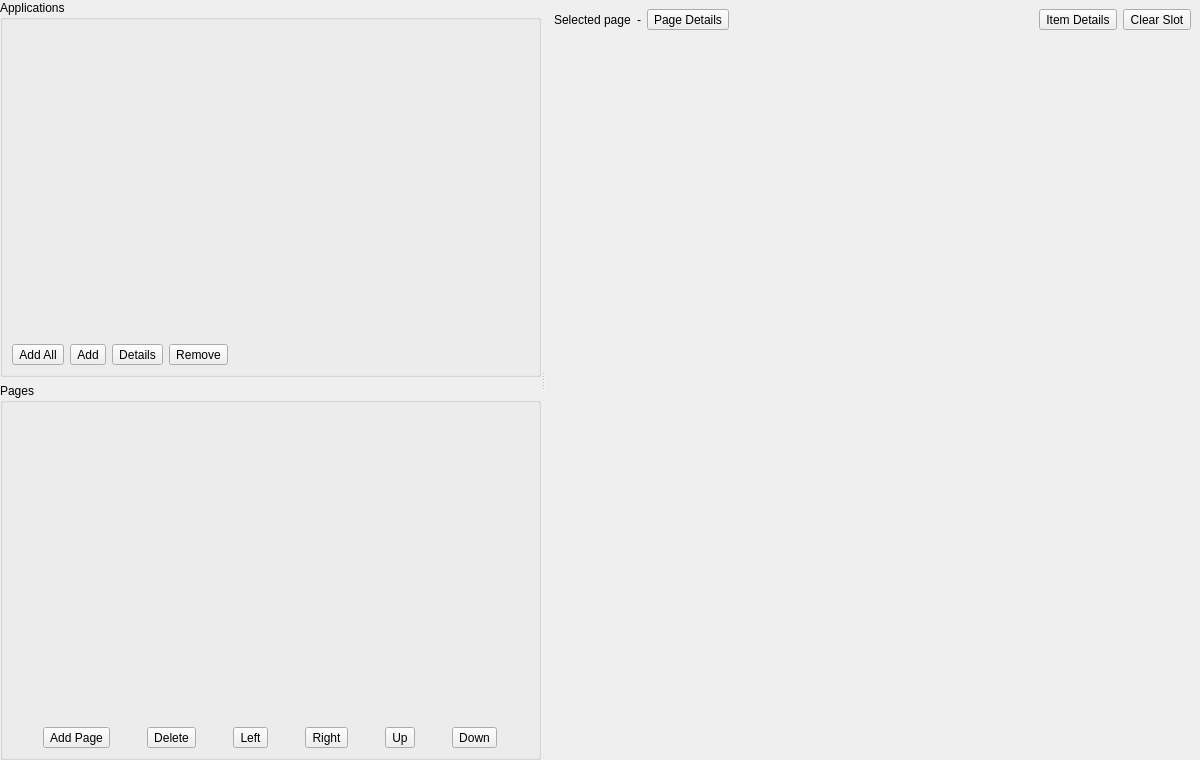
Old version of the form ui/settings/Apps.ui in the repository OpenFairWind/FairWindSK.
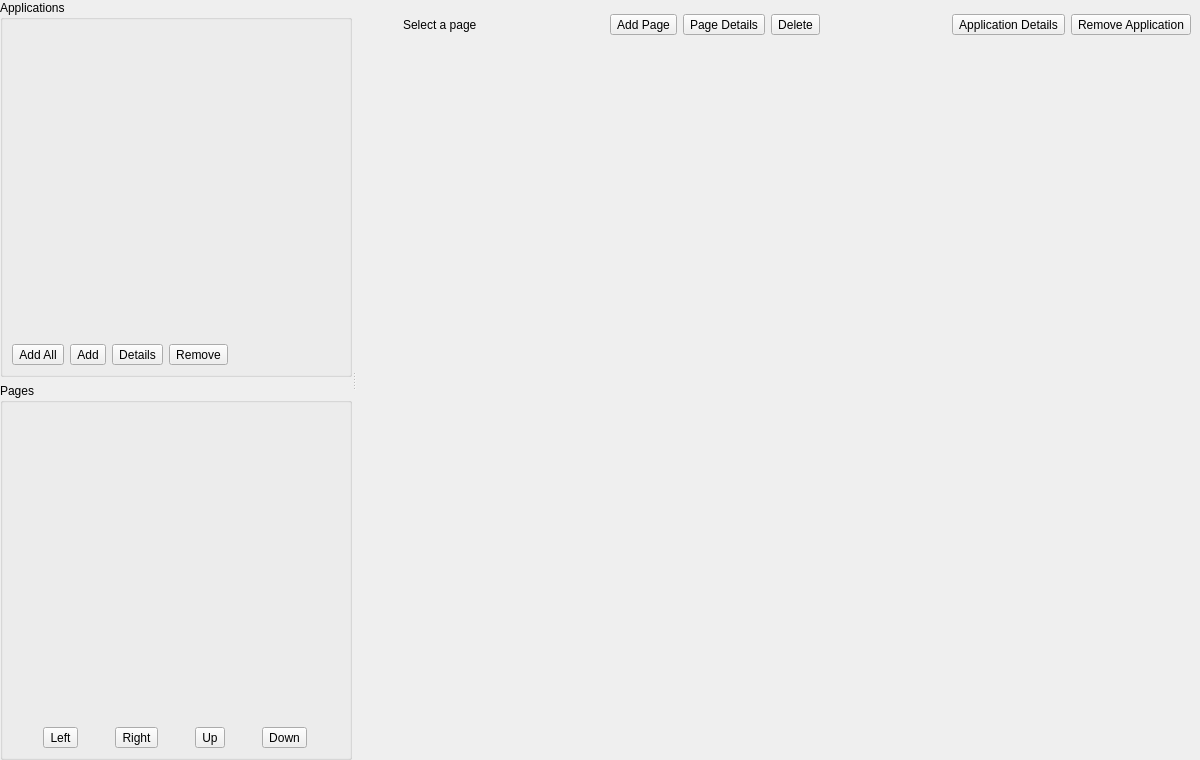
New version of the form. Icons and pictures are not drawn.

Commit message: Refine Apps settings layout

```diff
--- a/ui/settings/Apps.ui
+++ b/ui/settings/Apps.ui
@@ -231,52 +231,6 @@
           </item>
           <item>
            <layout class="QHBoxLayout" name="horizontalLayout_PageButtons">
-            <item>
-             <widget class="QToolButton" name="toolButton_AddPage">
-              <property name="toolTip">
-               <string>Add page</string>
-              </property>
-              <property name="icon">
-               <iconset>
-                <normaloff>:/resources/svg/OpenBridge/navigation-route.svg</normaloff>:/resources/svg/OpenBridge/navigation-route.svg</iconset>
-              </property>
-              <property name="iconSize">
-               <size>
-                <width>24</width>
-                <height>24</height>
-               </size>
-              </property>
-              <property name="toolButtonStyle">
-               <enum>Qt::ToolButtonIconOnly</enum>
-              </property>
-              <property name="text">
-               <string>Add Page</string>
-              </property>
-             </widget>
-            </item>
-            <item>
-             <widget class="QToolButton" name="toolButton_RemoveNode">
-              <property name="toolTip">
-               <string>Delete page or folder</string>
-              </property>
-              <property name="icon">
-               <iconset>
-                <normaloff>:/resources/svg/OpenBridge/delete-google.svg</normaloff>:/resources/svg/OpenBridge/delete-google.svg</iconset>
-              </property>
-              <property name="iconSize">
-               <size>
-                <width>24</width>
-                <height>24</height>
-               </size>
-              </property>
-              <property name="toolButtonStyle">
-               <enum>Qt::ToolButtonIconOnly</enum>
-              </property>
-              <property name="text">
-               <string>Delete</string>
-              </property>
-             </widget>
-            </item>
             <item>
              <widget class="QToolButton" name="toolButton_MoveNodeLeft">
               <property name="toolTip">
@@ -388,16 +342,70 @@
            <item>
             <layout class="QHBoxLayout" name="horizontalLayout_PageHeader">
              <item>
-              <widget class="QLabel" name="label_PageNameCaption">
+              <layout class="QHBoxLayout" name="horizontalLayout_PageHeaderLeft">
+               <item>
+                <widget class="QLabel" name="label_PageIcon">
+                 <property name="minimumSize">
+                  <size>
+                   <width>32</width>
+                   <height>32</height>
+                  </size>
+                 </property>
+                 <property name="maximumSize">
+                  <size>
+                   <width>32</width>
+                   <height>32</height>
+                  </size>
+                 </property>
                <property name="text">
-                <string>Selected page</string>
+                  <string/>
                </property>
               </widget>
              </item>
              <item>
-              <widget class="QLabel" name="label_PageNameValue">
+                <widget class="QLabel" name="label_PageTitle">
                <property name="text">
-                <string>-</string>
+                  <string>Select a page</string>
+                 </property>
+                </widget>
+               </item>
+              </layout>
+             </item>
+             <item>
+              <spacer name="horizontalSpacer_PageHeaderLeft">
+               <property name="orientation">
+                <enum>Qt::Horizontal</enum>
+               </property>
+               <property name="sizeHint" stdset="0">
+                <size>
+                 <width>40</width>
+                 <height>20</height>
+                </size>
+               </property>
+              </spacer>
+             </item>
+             <item>
+              <layout class="QHBoxLayout" name="horizontalLayout_PageHeaderCenter">
+               <item>
+                <widget class="QToolButton" name="toolButton_AddPage">
+                 <property name="toolTip">
+                  <string>Add page</string>
+                 </property>
+                 <property name="icon">
+                  <iconset>
+                   <normaloff>:/resources/svg/OpenBridge/navigation-route.svg</normaloff>:/resources/svg/OpenBridge/navigation-route.svg</iconset>
+                 </property>
+                 <property name="iconSize">
+                  <size>
+                   <width>24</width>
+                   <height>24</height>
+                  </size>
+                 </property>
+                 <property name="toolButtonStyle">
+                  <enum>Qt::ToolButtonIconOnly</enum>
+                 </property>
+                 <property name="text">
+                  <string>Add Page</string>
                </property>
               </widget>
              </item>
@@ -425,7 +433,32 @@
               </widget>
              </item>
              <item>
-              <spacer name="horizontalSpacer_PageHeader">
+                <widget class="QToolButton" name="toolButton_RemoveNode">
+                 <property name="toolTip">
+                  <string>Delete page or folder</string>
+                 </property>
+                 <property name="icon">
+                  <iconset>
+                   <normaloff>:/resources/svg/OpenBridge/delete-google.svg</normaloff>:/resources/svg/OpenBridge/delete-google.svg</iconset>
+                 </property>
+                 <property name="iconSize">
+                  <size>
+                   <width>24</width>
+                   <height>24</height>
+                  </size>
+                 </property>
+                 <property name="toolButtonStyle">
+                  <enum>Qt::ToolButtonIconOnly</enum>
+                 </property>
+                 <property name="text">
+                  <string>Delete</string>
+                 </property>
+                </widget>
+               </item>
+              </layout>
+             </item>
+             <item>
+              <spacer name="horizontalSpacer_PageHeaderRight">
                <property name="orientation">
                 <enum>Qt::Horizontal</enum>
                </property>
@@ -437,6 +470,8 @@
                </property>
               </spacer>
              </item>
+             <item>
+              <layout class="QHBoxLayout" name="horizontalLayout_PageHeaderRight">
              <item>
               <widget class="QToolButton" name="toolButton_SelectedSlotDetails">
                <property name="toolTip">
@@ -456,7 +491,7 @@
                 <enum>Qt::ToolButtonIconOnly</enum>
                </property>
                <property name="text">
-                <string>Item Details</string>
+                  <string>Application Details</string>
                </property>
               </widget>
              </item>
@@ -479,9 +514,11 @@
                 <enum>Qt::ToolButtonIconOnly</enum>
                </property>
                <property name="text">
-                <string>Clear Slot</string>
-               </property>
-              </widget>
+                  <string>Remove Application</string>
+                 </property>
+                </widget>
+               </item>
+              </layout>
              </item>
             </layout>
            </item>
```
Left out of the diff: 4 changed lines with no effect on the pictures. Lines whose indentation alone changed are shown as unchanged. The commit also changes 1 other file.
